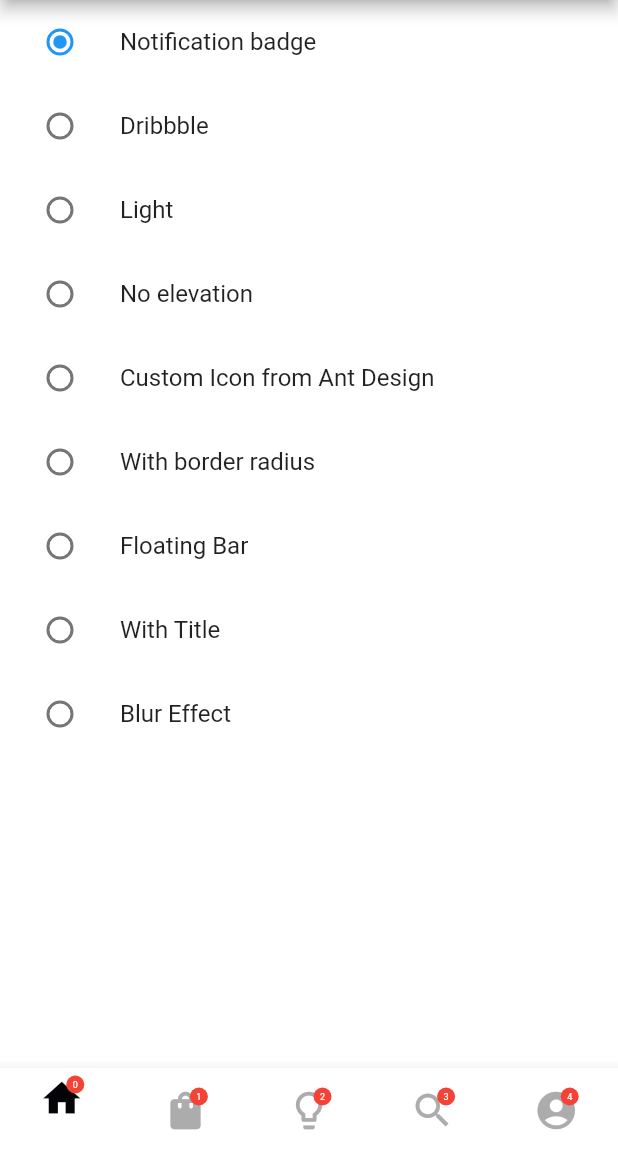
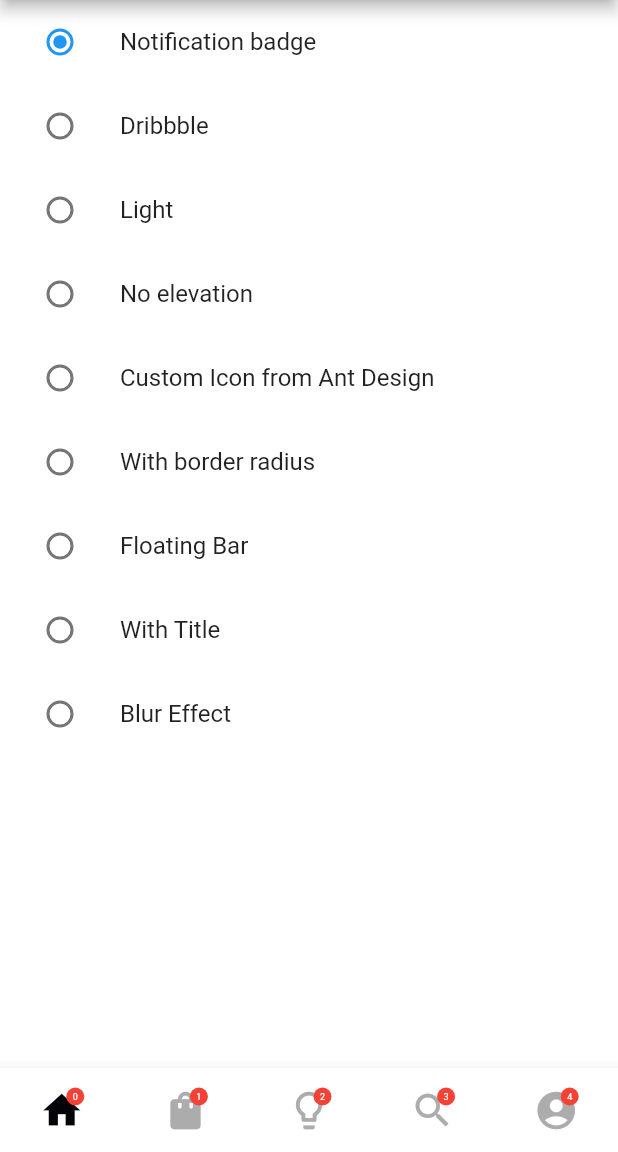
Before and after one commit to rickywen911/custom_bubble_navigation_bar, a Flutter app: the screen it shows after launch, on a phone screen of 412 x 824 dp, the part 84-1236 px from its top. Run offline on Flutter 3.47's test engine with Material 2 defaults, Android fonts, the phone set to English and light mode, and no system bars; our stand-ins replace flutter_icons.

Commit message:
Fixed Icon center alignment for selected Icon

```diff
--- a/lib/src/custome_navigation_bar.dart
+++ b/lib/src/custome_navigation_bar.dart
@@ -239,7 +239,7 @@ class _CustomNavigationBarState extends State<CustomNavigationBar>
       if (widget.isFloating && widget.items[index].title == null) {
         return Container();
       } else {
-        return widget.items[index].selectedTitle ?? Text('');
+        return widget.items[index].selectedTitle ?? Container();
       }
     }
   }
```
